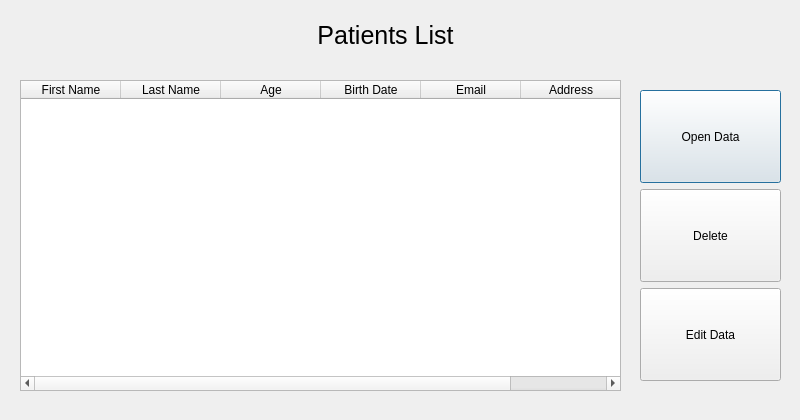
AlgoChad/Shit, file browser.ui: the form before one commit.
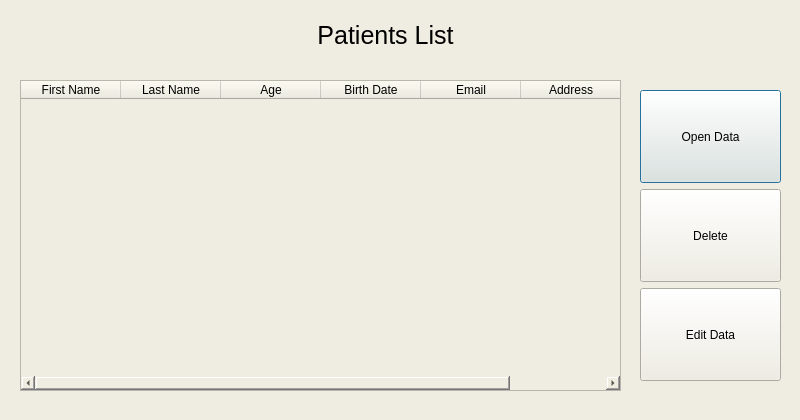
The form after the commit.

The edit to the form file:
```diff
--- a/browser.ui
+++ b/browser.ui
@@ -19,6 +19,9 @@
   <property name="windowTitle">
    <string>Browse</string>
   </property>
+  <property name="styleSheet">
+   <string notr="true">background-color: rgb(239, 237, 225);</string>
+  </property>
   <widget class="QLabel" name="label">
    <property name="geometry">
     <rect>
```
